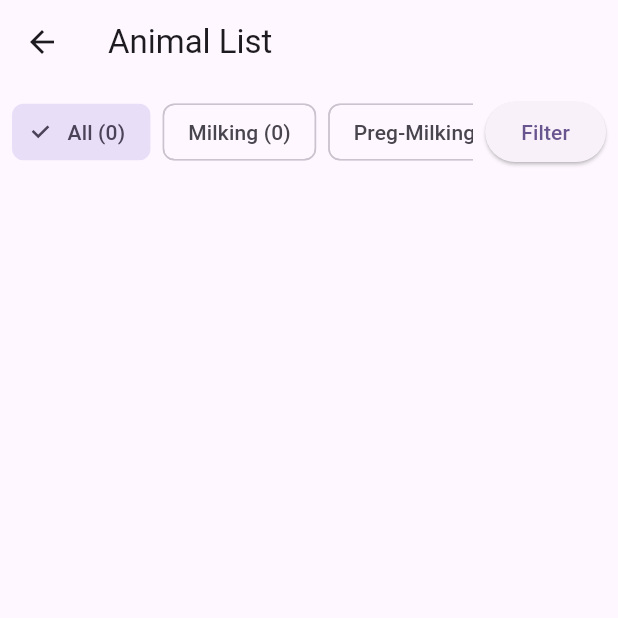
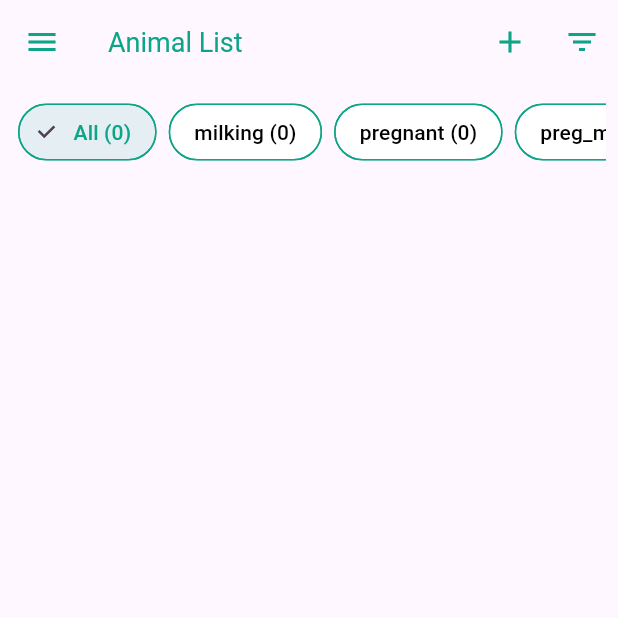
Before and after one commit to khuram2025/cfarm_flutter_new, a Flutter app: the AnimalListMobilePage screen opened by its route, on a phone screen of 412 x 824 dp, the top half of it. Run offline on Flutter 3.47's test engine with Material 3 defaults, Android fonts, the phone set to English and light mode, and no system bars; our stand-ins replace dotted_border, font_awesome_flutter, image_picker, shared_preferences, syncfusion_flutter_charts; accounts and stored records are empty; network calls fail.

```diff
--- a/lib/dairy/AnimalListPage.dart
+++ b/lib/dairy/AnimalListPage.dart
@@ -2,11 +2,15 @@ import 'dart:convert';
 import 'package:flutter/material.dart';
 import 'package:http/http.dart' as http;
 import 'package:shared_preferences/shared_preferences.dart';
-
+import '../home/customDrawer.dart';
+import '../home/finCustomeAppbar.dart';
 import '../models/animals.dart';
+import '../widgets/AnimalChipRow.dart';
 import '../widgets/animalListCard.dart';
 import 'AnimalDetail.dart';
+import 'addAnimalPage.dart';
 import 'animalFilterScreen.dart';
+
 
 const String baseUrl = 'http://farmapp.channab.com';
 
@@ -120,121 +124,27 @@ class _AnimalListMobilePageState extends State<AnimalListMobilePage> {
     fetchAnimals('All', filters); // Apply the filters to fetch animals
   }
 
+  void _handleTypeSelected(String type) {
+    setState(() {
+      selectedType = type;
+      fetchAnimals(type);
+    });
+  }
+
   @override
   Widget build(BuildContext context) {
     return Scaffold(
-      appBar: AppBar(
-        title: const Text('Animal List'),
+      appBar: FinCustomAppBar(
+        title: 'Animal List',
+        onAddTransaction: () {
+          Navigator.push(
+            context,
+            MaterialPageRoute(
+              builder: (context) => AddAnimalPage(),
             ),
-      body: Column(
-        children: [
-          Padding(
-            padding: const EdgeInsets.all(8.0),
-            child: Row(
-              children: [
-                Expanded(
-                  child: SingleChildScrollView(
-                    scrollDirection: Axis.horizontal,
-                    child: Row(
-                      children: [
-                        ChoiceChip(
-                          label: Text('All (${animalCounts['All']})'),
-                          selected: selectedType == 'All',
-                          onSelected: (selected) {
-                            if (selected) {
-                              setState(() {
-                                selectedType = 'All';
-                              });
-                              fetchAnimals('All');
-                            }
+          );
         },
-                        ),
-                        const SizedBox(width: 8),
-                        ChoiceChip(
-                          label: Text('Milking (${animalCounts['milking']})'),
-                          selected: selectedType == 'milking',
-                          onSelected: (selected) {
-                            if (selected) {
-                              setState(() {
-                                selectedType = 'milking';
-                              });
-                              fetchAnimals('milking');
-                            }
-                          },
-                        ),
-                        const SizedBox(width: 8),
-                        ChoiceChip(
-                          label: Text('Preg-Milking (${animalCounts['preg_milking']})'),
-                          selected: selectedType == 'preg_milking',
-                          onSelected: (selected) {
-                            if (selected) {
-                              setState(() {
-                                selectedType = 'preg_milking';
-                              });
-                              fetchAnimals('preg_milking');
-                            }
-                          },
-                        ),
-                        const SizedBox(width: 8),
-                        ChoiceChip(
-                          label: Text('Pregnant (${animalCounts['pregnant']})'),
-                          selected: selectedType == 'pregnant',
-                          onSelected: (selected) {
-                            if (selected) {
-                              setState(() {
-                                selectedType = 'pregnant';
-                              });
-                              fetchAnimals('pregnant');
-                            }
-                          },
-                        ),
-                        const SizedBox(width: 8),
-                        ChoiceChip(
-                          label: Text('Dry (${animalCounts['dry']})'),
-                          selected: selectedType == 'dry',
-                          onSelected: (selected) {
-                            if (selected) {
-                              setState(() {
-                                selectedType = 'dry';
-                              });
-                              fetchAnimals('dry');
-                            }
-                          },
-                        ),
-                        const SizedBox(width: 8),
-                        ChoiceChip(
-                          label: Text('Breeder (${animalCounts['breeder']})'),
-                          selected: selectedType == 'breeder',
-                          onSelected: (selected) {
-                            if (selected) {
-                              setState(() {
-                                selectedType = 'breeder';
-                              });
-                              fetchAnimals('breeder');
-                            }
-                          },
-                        ),
-                        const SizedBox(width: 8),
-                        ChoiceChip(
-                          label: Text('Other (${animalCounts['other']})'),
-                          selected: selectedType == 'other',
-                          onSelected: (selected) {
-                            if (selected) {
-                              setState(() {
-                                selectedType = 'other';
-                              });
-                              fetchAnimals('other');
-                            }
-                          },
-                        ),
-                      ],
-                    ),
-                  ),
-                ),
-                const SizedBox(width: 8),
-                ElevatedButton(
-                  onPressed: () {
-                    // Navigate to Animal Filter Page
+        onFilter: () {
           Navigator.push(
             context,
             MaterialPageRoute(
@@ -242,10 +152,14 @@ class _AnimalListMobilePageState extends State<AnimalListMobilePage> {
             ),
           );
         },
-                  child: Text('Filter'),
       ),
-              ],
-            ),
+      drawer: CustomDrawer(),
+      body: Column(
+        children: [
+          AnimalTypeFilter(
+            selectedType: selectedType!,
+            animalCounts: animalCounts,
+            onTypeSelected: _handleTypeSelected,
           ),
           Expanded(
             child: ListView.builder(
@@ -269,6 +183,7 @@ class _AnimalListMobilePageState extends State<AnimalListMobilePage> {
                     type: animal.animalType,
                     status: animal.status,
                     image: animal.imagePath ?? '', // Provide a default or placeholder image if imagePath is null
+                    dob: animal.dob, // Pass the date of birth
                     onEdit: () {
                       // Handle edit action for this animal
                     },
--- a/lib/models/animals.dart
+++ b/lib/models/animals.dart
@@ -13,6 +13,7 @@ final String sex;
 final String categoryTitle;
 final double? purchaseCost;
 final String? imagePath;
+
 
 Animal({
 required this.id,
--- /dev/null
+++ b/lib/widgets/AnimalChipRow.dart
@@ -0,0 +1,58 @@
+import 'package:flutter/material.dart';
+
+class AnimalTypeFilter extends StatelessWidget {
+  final String selectedType;
+  final Map<String, int> animalCounts;
+  final Function(String) onTypeSelected;
+
+  const AnimalTypeFilter({
+    Key? key,
+    required this.selectedType,
+    required this.animalCounts,
+    required this.onTypeSelected,
+  }) : super(key: key);
+
+  @override
+  Widget build(BuildContext context) {
+    return Padding(
+      padding: const EdgeInsets.all(8.0),
+      child: Row(
+        children: [
+          Expanded(
+            child: SingleChildScrollView(
+              scrollDirection: Axis.horizontal,
+              child: Row(
+                children: animalCounts.entries.map((entry) {
+                  String type = entry.key;
+                  int count = entry.value;
+                  return Padding(
+                    padding: const EdgeInsets.symmetric(horizontal: 4.0),
+                    child: ChoiceChip(
+                      label: Text('$type ($count)'),
+                      selected: selectedType == type,
+                      selectedColor: Color(0xFF0DA487).withOpacity(0.1),
+                      backgroundColor: Colors.white,
+                      labelStyle: TextStyle(
+                        color: selectedType == type ? Color(0xFF0DA487) : Colors.black,
+                      ),
+                      onSelected: (selected) {
+                        if (selected) {
+                          onTypeSelected(type);
+                        }
+                      },
+                      shape: StadiumBorder(
+                        side: BorderSide(
+                          color: Color(0xFF0DA487),
+                        ),
+                      ),
+                    ),
+                  );
+                }).toList(),
+              ),
+            ),
+          ),
+        ],
+      ),
+    );
+  }
+}
```
Also changed, not shown: lib/Finance/transactionsScreen.dart (+3 -6 lines), lib/dairy/addAnimalPage.dart (added, +15 -0 lines), lib/home/finCustomeAppbar.dart (+6 -34 lines), lib/test.dart (added, +287 -0 lines), lib/utils/caluate_age.dart (added, +16 -0 lines), lib/widgets/animalListCard.dart (+10 -15 lines). Lines whose indentation alone changed are shown as unchanged.
